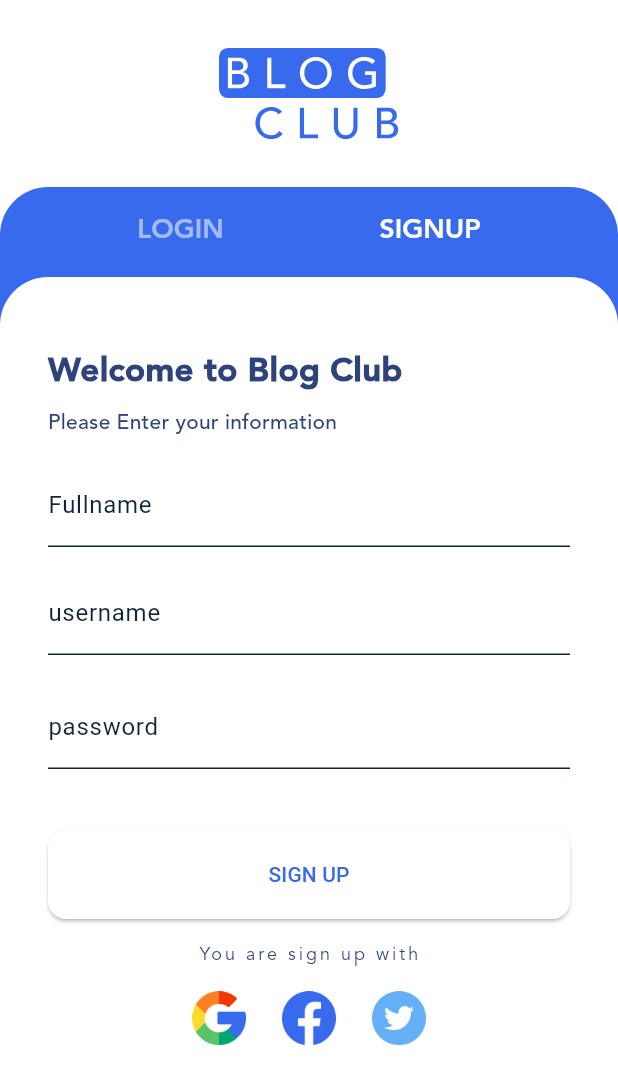
After one commit to SinaHajipooor/Blog-Club, a Flutter app: the AuthScreen screen opened directly, after a tap on "SIGNUP", on a phone screen of 412 x 824 dp. The commit adds this screen. Shown: the top 1084 px of the screen. Run offline on Flutter 3.47's test engine with Material 2 defaults, Android fonts, the phone set to English and light mode, and no system bars; our stand-ins replace flutter_svg, smooth_page_indicator.

Commit message:
creat auth screen

```diff
--- /dev/null
+++ b/lib/screens/auth_screen.dart
@@ -0,0 +1,94 @@
+import 'package:flutter/material.dart';
+import 'package:sevenlearn/gen/assets.gen.dart';
+import 'package:sevenlearn/screens/login_screen.dart';
+import 'package:sevenlearn/screens/signup_screen.dart';
+
+class AuthScreen extends StatefulWidget {
+  const AuthScreen({super.key});
+
+  @override
+  State<AuthScreen> createState() => _AuthScreenState();
+}
+
+class _AuthScreenState extends State<AuthScreen> {
+  // 0 for login and 1 for sign up screen
+  int currentTab = 0;
+
+  @override
+  Widget build(BuildContext context) {
+    final themeData = Theme.of(context);
+
+    final tabTextStyle = TextStyle(color: themeData.colorScheme.onPrimary, fontSize: 18, fontWeight: FontWeight.bold);
+    return Scaffold(
+      body: SafeArea(
+        child: Column(
+          children: [
+            Padding(
+              padding: const EdgeInsets.only(bottom: 32, top: 32),
+              child: Assets.img.icons.logo.svg(width: 120),
+            ),
+            Expanded(
+              child: Container(
+                decoration: BoxDecoration(
+                  borderRadius: const BorderRadius.only(
+                    topLeft: Radius.circular(32),
+                    topRight: Radius.circular(32),
+                  ),
+                  color: themeData.colorScheme.primary,
+                ),
+                child: Column(
+                  children: [
+                    SizedBox(
+                      height: 60,
+                      child: Row(
+                        mainAxisAlignment: MainAxisAlignment.spaceEvenly,
+                        children: [
+                          TextButton(
+                            onPressed: () {
+                              setState(() {
+                                currentTab = 0;
+                              });
+                            },
+                            child: Text(
+                              'Login'.toUpperCase(),
+                              style: tabTextStyle.apply(
+                                color: currentTab == 0 ? Colors.white : Colors.white54,
+                              ),
+                            ),
+                          ),
+                          TextButton(
+                            onPressed: () {
+                              setState(() {
+                                currentTab = 1;
+                              });
+                            },
+                            child: Text(
+                              'SignUp'.toUpperCase(),
+                              style: tabTextStyle.apply(color: currentTab == 1 ? Colors.white : Colors.white54),
+                            ),
+                          ),
+                        ],
+                      ),
+                    ),
+                    Expanded(
+                      child: Container(
+                        decoration: BoxDecoration(
+                          color: themeData.colorScheme.surface,
+                          borderRadius: const BorderRadius.only(
+                            topLeft: Radius.circular(32),
+                            topRight: Radius.circular(32),
+                          ),
+                        ),
+                        child: currentTab == 0 ? const LoginScreen() : const SignupScreen(),
+                      ),
+                    )
+                  ],
+                ),
+              ),
+            ),
+          ],
+        ),
+      ),
+    );
+  }
+}
--- /dev/null
+++ b/lib/screens/login_screen.dart
@@ -0,0 +1,69 @@
+import 'package:flutter/material.dart';
+import 'package:sevenlearn/widgets/elements/auth_icons.dart';
+import 'package:sevenlearn/widgets/elements/pasword_textFeild.dart';
+
+class LoginScreen extends StatelessWidget {
+  const LoginScreen({super.key});
+
+  @override
+  Widget build(BuildContext context) {
+    final themeData = Theme.of(context);
+    return SingleChildScrollView(
+      child: Padding(
+        padding: const EdgeInsets.fromLTRB(32, 48, 32, 32),
+        child: Column(
+          crossAxisAlignment: CrossAxisAlignment.start,
+          children: [
+            const Text(
+              'Welcome black',
+              style: TextStyle(fontSize: 22, fontWeight: FontWeight.w900),
+            ),
+            const SizedBox(height: 8),
+            Text(
+              'Sign in with your account',
+              style: themeData.textTheme.titleMedium,
+            ),
+            const SizedBox(height: 16),
+            const TextField(
+              decoration: InputDecoration(
+                label: Text('username'),
+              ),
+            ),
+            const SizedBox(height: 20),
+            const PasswordTextFeild(),
+            const SizedBox(height: 40),
+            ElevatedButton(
+              onPressed: () {},
+              style: ButtonStyle(
+                minimumSize: MaterialStateProperty.all(
+                  Size(MediaQuery.of(context).size.width, 60),
+                ),
+                shape: MaterialStateProperty.all(
+                  RoundedRectangleBorder(borderRadius: BorderRadius.circular(12)),
+                ),
+              ),
+              child: const Text('LOGIN'),
+            ),
+            const SizedBox(height: 15),
+            Row(
+              mainAxisAlignment: MainAxisAlignment.center,
+              children: [
+                const Text('Forgot you password ?'),
+                const SizedBox(width: 8),
+                TextButton(onPressed: () {}, child: const Text('Reset here')),
+              ],
+            ),
+            const Center(
+              child: Text(
+                'You are sign in with',
+                style: TextStyle(letterSpacing: 2),
+              ),
+            ),
+            const SizedBox(height: 16),
+            const AuthIcons(),
+          ],
+        ),
+      ),
+    );
+  }
+}
--- a/lib/screens/onBoarding_screen.dart
+++ b/lib/screens/onBoarding_screen.dart
@@ -2,7 +2,7 @@ import 'package:flutter/cupertino.dart';
 import 'package:flutter/material.dart';
 import 'package:sevenlearn/data/data.dart';
 import 'package:sevenlearn/gen/assets.gen.dart';
-import 'package:sevenlearn/screens/root_screen.dart';
+import 'package:sevenlearn/screens/auth_screen.dart';
 import 'package:smooth_page_indicator/smooth_page_indicator.dart';
 
 class OnBoardingScreen extends StatefulWidget {
@@ -31,7 +31,7 @@ class _OnBoardingScreenState extends State<OnBoardingScreen> {
 
   void _changePageHandler() {
     if (_pageNumber == onBoardingItems.length - 1) {
-      Navigator.of(context).pushReplacement(MaterialPageRoute(builder: (context) => const RootScreen()));
+      Navigator.of(context).pushReplacement(MaterialPageRoute(builder: (context) => const AuthScreen()));
     } else {
       _pageController.animateToPage(_pageNumber + 1, duration: const Duration(milliseconds: 500), curve: Curves.decelerate);
     }
--- /dev/null
+++ b/lib/screens/signup_screen.dart
@@ -0,0 +1,67 @@
+import 'package:flutter/material.dart';
+import 'package:sevenlearn/widgets/elements/auth_icons.dart';
+import 'package:sevenlearn/widgets/elements/pasword_textFeild.dart';
+
+class SignupScreen extends StatelessWidget {
+  const SignupScreen({super.key});
+
+  @override
+  Widget build(BuildContext context) {
+    final themeData = Theme.of(context);
+    return SingleChildScrollView(
+      child: Padding(
+        padding: const EdgeInsets.fromLTRB(32, 48, 32, 32),
+        child: Column(
+          crossAxisAlignment: CrossAxisAlignment.start,
+          children: [
+            const Text(
+              'Welcome to Blog Club',
+              style: TextStyle(fontSize: 22, fontWeight: FontWeight.w900),
+            ),
+            const SizedBox(height: 8),
+            Text(
+              'Please Enter your information',
+              style: themeData.textTheme.titleMedium,
+            ),
+            const SizedBox(height: 16),
+            const TextField(
+              decoration: InputDecoration(
+                label: Text('Fullname'),
+              ),
+            ),
+            const SizedBox(height: 16),
+            const TextField(
+              decoration: InputDecoration(
+                label: Text('username'),
+              ),
+            ),
+            const SizedBox(height: 20),
+            const PasswordTextFeild(),
+            const SizedBox(height: 40),
+            ElevatedButton(
+              onPressed: () {},
+              style: ButtonStyle(
+                minimumSize: MaterialStateProperty.all(
+                  Size(MediaQuery.of(context).size.width, 60),
+                ),
+                shape: MaterialStateProperty.all(
+                  RoundedRectangleBorder(borderRadius: BorderRadius.circular(12)),
+                ),
+              ),
+              child: const Text('SIGN UP'),
+            ),
+            const SizedBox(height: 15),
+            const Center(
+              child: Text(
+                'You are sign up with',
+                style: TextStyle(letterSpacing: 2),
+              ),
+            ),
+            const SizedBox(height: 16),
+            const AuthIcons(),
+          ],
+        ),
+      ),
+    );
+  }
+}
--- /dev/null
+++ b/lib/widgets/elements/auth_icons.dart
@@ -0,0 +1,19 @@
+import 'package:flutter/material.dart';
+
+class AuthIcons extends StatelessWidget {
+  const AuthIcons({super.key});
+
+  @override
+  Widget build(BuildContext context) {
+    return Row(
+      mainAxisAlignment: MainAxisAlignment.center,
+      children: [
+        Image.asset('assets/img/icons/Google.png', width: 36, height: 36),
+        const SizedBox(width: 24),
+        Image.asset('assets/img/icons/Facebook.png', width: 36, height: 36),
+        const SizedBox(width: 24),
+        Image.asset('assets/img/icons/Twitter.png', width: 36, height: 36),
+      ],
+    );
+  }
+}
--- /dev/null
+++ b/lib/widgets/elements/pasword_textFeild.dart
@@ -0,0 +1,34 @@
+import 'package:flutter/material.dart';
+
+class PasswordTextFeild extends StatefulWidget {
+  const PasswordTextFeild({super.key});
+
+  @override
+  State<PasswordTextFeild> createState() => _PasswordTextFeildState();
+}
+
+class _PasswordTextFeildState extends State<PasswordTextFeild> {
+  bool isObscure = true;
+  @override
+  Widget build(BuildContext context) {
+    return TextField(
+      enableSuggestions: false,
+      autocorrect: false,
+      obscureText: isObscure,
+      decoration: InputDecoration(
+        label: const Text('password'),
+        suffix: InkWell(
+          onTap: () {
+            setState(() {
+              isObscure = !isObscure;
+            });
+          },
+          child: Text(
+            isObscure ? 'show' : 'Hide',
+            style: TextStyle(fontSize: 14, color: Theme.of(context).colorScheme.primary),
+          ),
+        ),
+      ),
+    );
+  }
+}
```
Also changed, not shown: assets/img/icons/Facebook.png (added), assets/img/icons/Google.png (added), assets/img/icons/Twitter.png (added).
